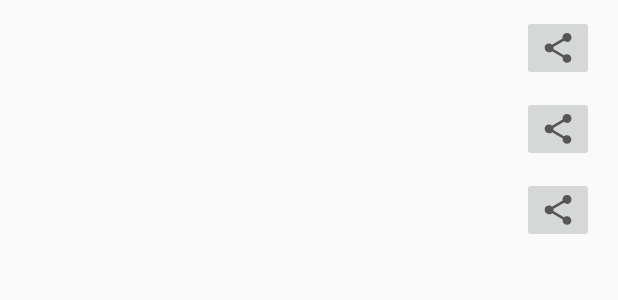
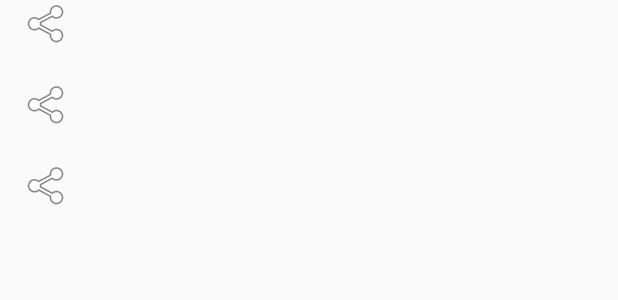
Before and after one commit to pvtitov/myclients, an Android app: the layout client_list.xml on its own in the app's theme, with its tools: preview values and no code run, on a phone screen of 412 x 824 dp. Shown: the top 300 px of the screen. Run offline under Robolectric (Android 15) with nearby library versions, the phone set to English and light mode, and no system bars.

```diff
--- a/app/src/main/java/pvtitov/myclients/ClientDetailFragment.java
+++ b/app/src/main/java/pvtitov/myclients/ClientDetailFragment.java
@@ -44,7 +44,7 @@ public class ClientDetailFragment extends Fragment {
 
 
         appBarLayout = activity.findViewById(R.id.toolbar_layout);
-        if (appBarLayout != null)
+        if (appBarLayout != null && client != null)
             appBarLayout.setTitle(client.getFirstName() + " " + client.getLastName());
 
 
--- a/app/src/main/java/pvtitov/myclients/model/ClientsFactory.java
+++ b/app/src/main/java/pvtitov/myclients/model/ClientsFactory.java
@@ -27,7 +27,7 @@ import static pvtitov.myclients.database.DatabaseWrapper.ClientsTable.*;
 
 public class ClientsFactory implements Callback<RandomUserModel> {
 
-    private static final int COUNT = 1;
+    private static final int COUNT = 150;
 
     private static ClientsFactory clientsFactory;
     private Context context;
@@ -40,7 +40,7 @@ public class ClientsFactory implements Callback<RandomUserModel> {
     }
 
     private RandomUserApi randomUserApi;
-    private List<Client> allClients;
+    private List<Client> allClients = new ArrayList<>();
 
     private ClientsFactory(Context context) {
         this.context = context.getApplicationContext();
--- a/app/src/main/res/layout/client_list_content.xml
+++ b/app/src/main/res/layout/client_list_content.xml
@@ -1,22 +1,30 @@
 <?xml version="1.0" encoding="utf-8"?>
-<FrameLayout
+<LinearLayout
     xmlns:android="http://schemas.android.com/apk/res/android"
     xmlns:app="http://schemas.android.com/apk/res-auto"
     android:layout_width="match_parent"
+    android:layout_height="wrap_content"
+    android:orientation="horizontal">
+
+    <FrameLayout
+        android:layout_width="wrap_content"
         android:layout_height="wrap_content">
-
-    <LinearLayout
-        android:layout_width="wrap_content"
-        android:layout_height="wrap_content"
-        android:layout_gravity="left"
-        android:orientation="horizontal">
 
         <ImageView
             android:id="@+id/picture_list"
             android:layout_width="wrap_content"
             android:layout_height="wrap_content"
             android:fitsSystemWindows="true"
+            android:layout_gravity="center"
             android:scaleType="fitCenter" />
+
+        <ImageButton
+            android:id="@+id/share"
+            android:layout_width="wrap_content"
+            android:layout_height="wrap_content"
+            android:layout_gravity="end|bottom"
+            android:background="@android:drawable/ic_menu_share" />
+    </FrameLayout>
 
     <TextView
         android:id="@+id/first_textview"
@@ -30,17 +38,7 @@
         android:layout_width="wrap_content"
         android:layout_height="wrap_content"
         android:layout_margin="@dimen/text_margin"
-            android:textAppearance="?attr/textAppearanceListItem" />
+        android:textAppearance="?attr/textAppearanceListItem"
+        app:srcCompat="@android:drawable/ic_menu_share" />
 
 </LinearLayout>
-
-    <ImageButton
-        android:id="@+id/share"
-        android:layout_width="wrap_content"
-        android:layout_height="wrap_content"
-        android:layout_gravity="bottom|end"
-        android:scaleType="fitEnd"
-        app:srcCompat="?attr/actionModeShareDrawable" />
-
-
-</FrameLayout>
```
Also changed, not shown: app/src/main/java/pvtitov/myclients/api/Location.java (+5 -5 lines). Lines whose indentation alone changed are shown as unchanged.
